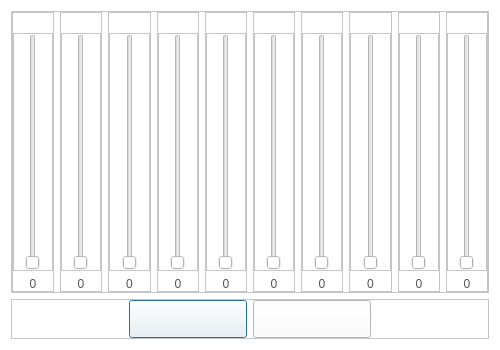
Before: the Qt Designer form CaX/dialog/setup/customeqdialog.ui in fsest4u/CaX_03, drawn with Qt 5.
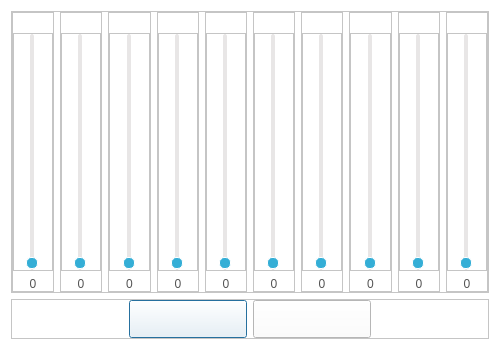
After: the same form once the commit is applied. Icons and pictures are not drawn.

Commit message: [slider] style 일괄 적용

Diff of the .ui file:
```diff
--- a/CaX/dialog/setup/customeqdialog.ui
+++ b/CaX/dialog/setup/customeqdialog.ui
@@ -133,6 +133,25 @@
             </item>
             <item>
              <widget class="QSlider" name="verticalSlider00">
+              <property name="styleSheet">
+               <string notr="true">QSlider::groove:vertical {
+    background-color: #e8e6e6;
+    border: 1px solid #e8e6e6;
+    width: 2px;
+    border-radius: 2px;
+}
+
+QSlider::handle:vertical {
+    background-color: #34aed6;
+    border: 1px solid #ffffff;
+    width: 10px;
+    height: 10px;
+    border-radius: 5px;
+    margin: 0 -5px;
+}
+
+</string>
+              </property>
               <property name="orientation">
                <enum>Qt::Vertical</enum>
               </property>
@@ -243,6 +262,25 @@
             </item>
             <item>
              <widget class="QSlider" name="verticalSlider01">
+              <property name="styleSheet">
+               <string notr="true">QSlider::groove:vertical {
+    background-color: #e8e6e6;
+    border: 1px solid #e8e6e6;
+    width: 2px;
+    border-radius: 2px;
+}
+
+QSlider::handle:vertical {
+    background-color: #34aed6;
+    border: 1px solid #ffffff;
+    width: 10px;
+    height: 10px;
+    border-radius: 5px;
+    margin: 0 -5px;
+}
+
+</string>
+              </property>
               <property name="orientation">
                <enum>Qt::Vertical</enum>
               </property>
@@ -353,6 +391,25 @@
             </item>
             <item>
              <widget class="QSlider" name="verticalSlider02">
+              <property name="styleSheet">
+               <string notr="true">QSlider::groove:vertical {
+    background-color: #e8e6e6;
+    border: 1px solid #e8e6e6;
+    width: 2px;
+    border-radius: 2px;
+}
+
+QSlider::handle:vertical {
+    background-color: #34aed6;
+    border: 1px solid #ffffff;
+    width: 10px;
+    height: 10px;
+    border-radius: 5px;
+    margin: 0 -5px;
+}
+
+</string>
+              </property>
               <property name="orientation">
                <enum>Qt::Vertical</enum>
               </property>
@@ -463,6 +520,25 @@
             </item>
             <item>
              <widget class="QSlider" name="verticalSlider03">
+              <property name="styleSheet">
+               <string notr="true">QSlider::groove:vertical {
+    background-color: #e8e6e6;
+    border: 1px solid #e8e6e6;
+    width: 2px;
+    border-radius: 2px;
+}
+
+QSlider::handle:vertical {
+    background-color: #34aed6;
+    border: 1px solid #ffffff;
+    width: 10px;
+    height: 10px;
+    border-radius: 5px;
+    margin: 0 -5px;
+}
+
+</string>
+              </property>
               <property name="orientation">
                <enum>Qt::Vertical</enum>
               </property>
@@ -573,6 +649,25 @@
             </item>
             <item>
              <widget class="QSlider" name="verticalSlider04">
+              <property name="styleSheet">
+               <string notr="true">QSlider::groove:vertical {
+    background-color: #e8e6e6;
+    border: 1px solid #e8e6e6;
+    width: 2px;
+    border-radius: 2px;
+}
+
+QSlider::handle:vertical {
+    background-color: #34aed6;
+    border: 1px solid #ffffff;
+    width: 10px;
+    height: 10px;
+    border-radius: 5px;
+    margin: 0 -5px;
+}
+
+</string>
+              </property>
               <property name="orientation">
                <enum>Qt::Vertical</enum>
               </property>
@@ -683,6 +778,25 @@
             </item>
             <item>
              <widget class="QSlider" name="verticalSlider05">
+              <property name="styleSheet">
+               <string notr="true">QSlider::groove:vertical {
+    background-color: #e8e6e6;
+    border: 1px solid #e8e6e6;
+    width: 2px;
+    border-radius: 2px;
+}
+
+QSlider::handle:vertical {
+    background-color: #34aed6;
+    border: 1px solid #ffffff;
+    width: 10px;
+    height: 10px;
+    border-radius: 5px;
+    margin: 0 -5px;
+}
+
+</string>
+              </property>
               <property name="orientation">
                <enum>Qt::Vertical</enum>
               </property>
@@ -793,6 +907,25 @@
             </item>
             <item>
              <widget class="QSlider" name="verticalSlider06">
+              <property name="styleSheet">
+               <string notr="true">QSlider::groove:vertical {
+    background-color: #e8e6e6;
+    border: 1px solid #e8e6e6;
+    width: 2px;
+    border-radius: 2px;
+}
+
+QSlider::handle:vertical {
+    background-color: #34aed6;
+    border: 1px solid #ffffff;
+    width: 10px;
+    height: 10px;
+    border-radius: 5px;
+    margin: 0 -5px;
+}
+
+</string>
+              </property>
               <property name="orientation">
                <enum>Qt::Vertical</enum>
               </property>
@@ -903,6 +1036,25 @@
             </item>
             <item>
              <widget class="QSlider" name="verticalSlider07">
+              <property name="styleSheet">
+               <string notr="true">QSlider::groove:vertical {
+    background-color: #e8e6e6;
+    border: 1px solid #e8e6e6;
+    width: 2px;
+    border-radius: 2px;
+}
+
+QSlider::handle:vertical {
+    background-color: #34aed6;
+    border: 1px solid #ffffff;
+    width: 10px;
+    height: 10px;
+    border-radius: 5px;
+    margin: 0 -5px;
+}
+
+</string>
+              </property>
               <property name="orientation">
                <enum>Qt::Vertical</enum>
               </property>
@@ -1013,6 +1165,25 @@
             </item>
             <item>
              <widget class="QSlider" name="verticalSlider08">
+              <property name="styleSheet">
+               <string notr="true">QSlider::groove:vertical {
+    background-color: #e8e6e6;
+    border: 1px solid #e8e6e6;
+    width: 2px;
+    border-radius: 2px;
+}
+
+QSlider::handle:vertical {
+    background-color: #34aed6;
+    border: 1px solid #ffffff;
+    width: 10px;
+    height: 10px;
+    border-radius: 5px;
+    margin: 0 -5px;
+}
+
+</string>
+              </property>
               <property name="orientation">
                <enum>Qt::Vertical</enum>
               </property>
@@ -1129,6 +1300,25 @@
                 <height>0</height>
                </size>
               </property>
+              <property name="styleSheet">
+               <string notr="true">QSlider::groove:vertical {
+    background-color: #e8e6e6;
+    border: 1px solid #e8e6e6;
+    width: 2px;
+    border-radius: 2px;
+}
+
+QSlider::handle:vertical {
+    background-color: #34aed6;
+    border: 1px solid #ffffff;
+    width: 10px;
+    height: 10px;
+    border-radius: 5px;
+    margin: 0 -5px;
+}
+
+</string>
+              </property>
               <property name="orientation">
                <enum>Qt::Vertical</enum>
               </property>
```
Left out of the diff: 20 changed lines with no effect on the pictures. The commit also changes 8 other files.
